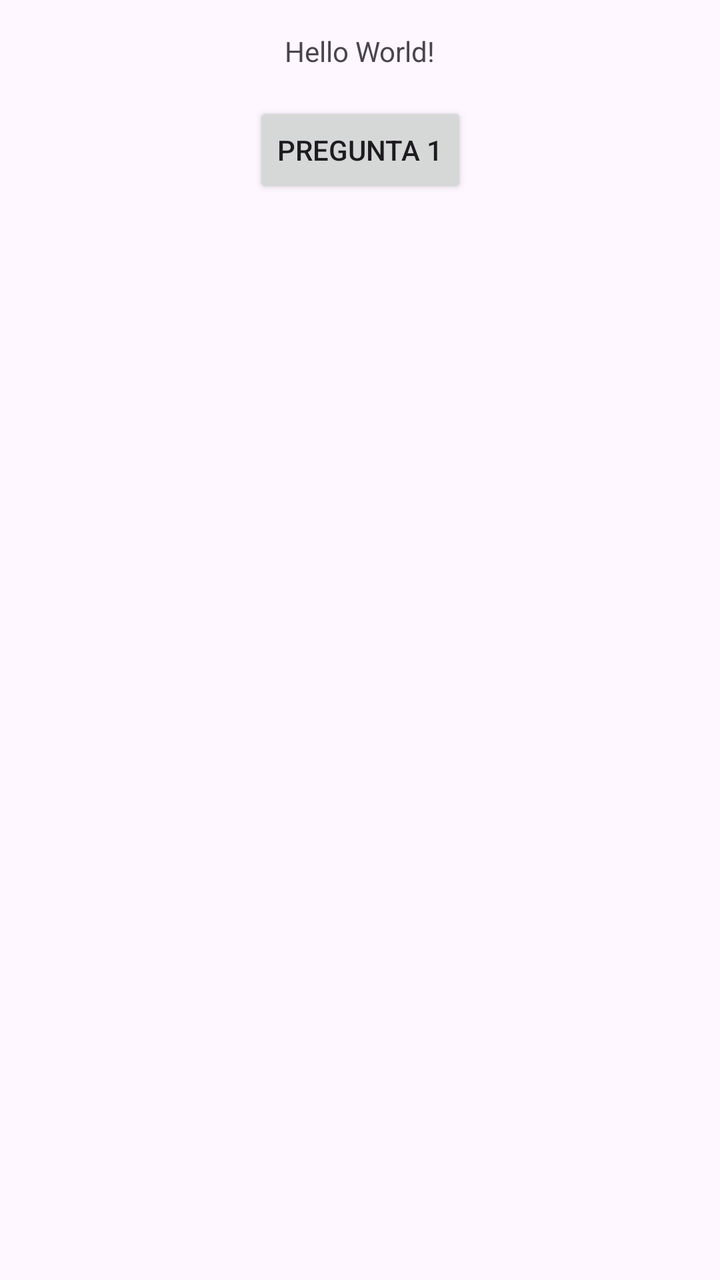
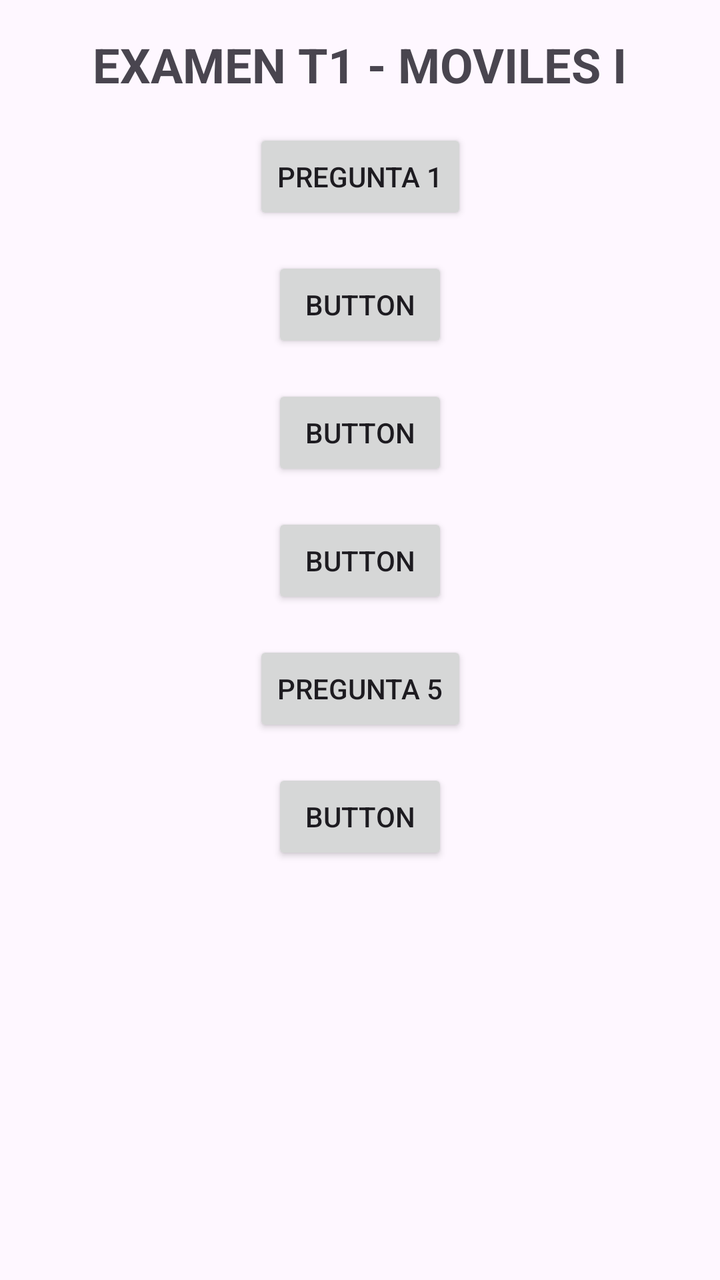

Screens rendered from an Android XML layout before and after an edit, with the pre-edit source and the edit as a unified diff.
<!-- AndroidManifest.xml: application theme Theme.AppGrupo5 -->
<!-- res/layout/activity_main.xml -->
<?xml version="1.0" encoding="utf-8"?>
<androidx.constraintlayout.widget.ConstraintLayout xmlns:android="http://schemas.android.com/apk/res/android"
    xmlns:app="http://schemas.android.com/apk/res-auto"
    xmlns:tools="http://schemas.android.com/tools"
    android:id="@+id/main"
    android:layout_width="match_parent"
    android:layout_height="match_parent"
    tools:context=".MainActivity">

    <TextView
        android:id="@+id/textView2"
        android:layout_width="wrap_content"
        android:layout_height="wrap_content"
        android:layout_marginTop="16dp"
        android:text="Hello World!"
        app:layout_constraintEnd_toEndOf="parent"
        app:layout_constraintStart_toStartOf="parent"
        app:layout_constraintTop_toTopOf="parent" />

    <Button
        android:id="@+id/btn_pregunta1"
        android:layout_width="wrap_content"
        android:layout_height="wrap_content"
        android:layout_marginTop="16dp"
        android:text="@string/titulo_ejercicio_1"
        app:layout_constraintEnd_toEndOf="parent"
        app:layout_constraintStart_toStartOf="parent"
        app:layout_constraintTop_toBottomOf="@+id/textView2" />

</androidx.constraintlayout.widget.ConstraintLayout>
<!-- resources referenced by this layout -->
<resources>
  <string name="titulo_ejercicio_1">PREGUNTA 1</string>
  <style name="Theme.AppGrupo5" parent="Base.Theme.AppGrupo5" />
  <style name="Base.Theme.AppGrupo5" parent="Theme.Material3.DayNight.NoActionBar">
          
          
      </style>
</resources>

<!-- the commit's change to res/layout/activity_main.xml (unified diff, before → after) -->
@@ -12,7 +12,9 @@
         android:layout_width="wrap_content"
         android:layout_height="wrap_content"
         android:layout_marginTop="16dp"
-        android:text="Hello World!"
+        android:text="EXAMEN T1 - MOVILES I"
+        android:textSize="24sp"
+        android:textStyle="bold"
         app:layout_constraintEnd_toEndOf="parent"
         app:layout_constraintStart_toStartOf="parent"
         app:layout_constraintTop_toTopOf="parent" />
@@ -27,4 +29,54 @@
         app:layout_constraintStart_toStartOf="parent"
         app:layout_constraintTop_toBottomOf="@+id/textView2" />
 
+    <Button
+        android:id="@+id/button2"
+        android:layout_width="wrap_content"
+        android:layout_height="wrap_content"
+        android:layout_marginTop="16dp"
+        android:text="Button"
+        app:layout_constraintEnd_toEndOf="parent"
+        app:layout_constraintStart_toStartOf="parent"
+        app:layout_constraintTop_toBottomOf="@+id/btn_pregunta1" />
+
+    <Button
+        android:id="@+id/button3"
+        android:layout_width="wrap_content"
+        android:layout_height="wrap_content"
+        android:layout_marginTop="16dp"
+        android:text="Button"
+        app:layout_constraintEnd_toEndOf="parent"
+        app:layout_constraintStart_toStartOf="parent"
+        app:layout_constraintTop_toBottomOf="@+id/button2" />
+
+    <Button
+        android:id="@+id/button4"
+        android:layout_width="wrap_content"
+        android:layout_height="wrap_content"
+        android:layout_marginTop="16dp"
+        android:text="Button"
+        app:layout_constraintEnd_toEndOf="parent"
+        app:layout_constraintStart_toStartOf="parent"
+        app:layout_constraintTop_toBottomOf="@+id/button3" />
+
+    <Button
+        android:id="@+id/tbn_Pregunta5"
+        android:layout_width="wrap_content"
+        android:layout_height="wrap_content"
+        android:layout_marginTop="16dp"
+        android:text="PREGUNTA 5"
+        app:layout_constraintEnd_toEndOf="parent"
+        app:layout_constraintStart_toStartOf="parent"
+        app:layout_constraintTop_toBottomOf="@+id/button4" />
+
+    <Button
+        android:id="@+id/button6"
+        android:layout_width="wrap_content"
+        android:layout_height="wrap_content"
+        android:layout_marginTop="16dp"
+        android:text="Button"
+        app:layout_constraintEnd_toEndOf="parent"
+        app:layout_constraintStart_toStartOf="parent"
+        app:layout_constraintTop_toBottomOf="@+id/tbn_Pregunta5" />
+
 </androidx.constraintlayout.widget.ConstraintLayout>
